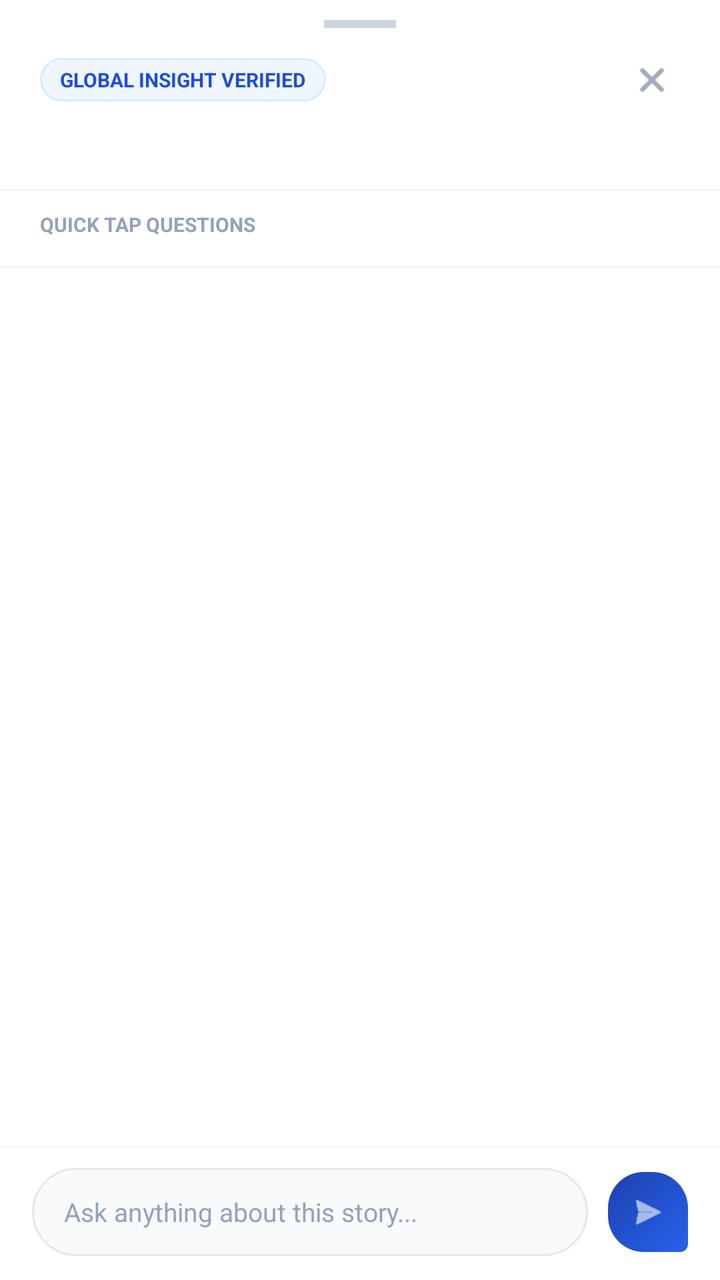
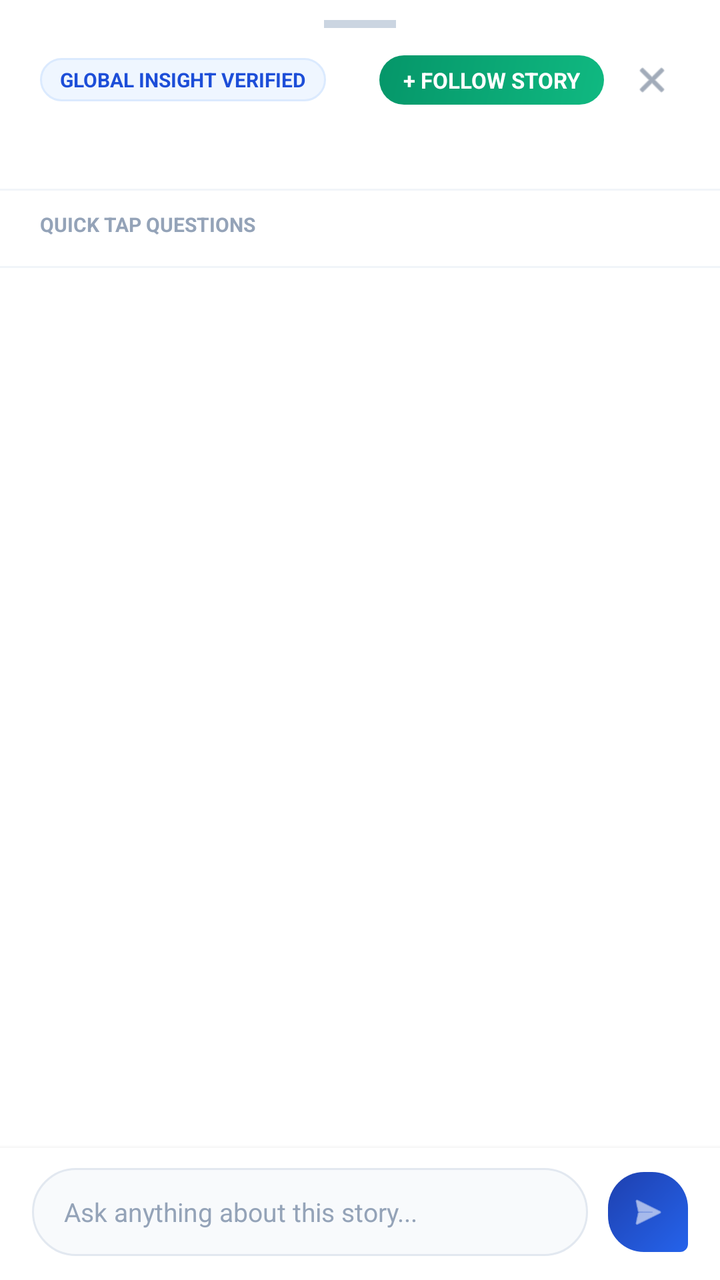

Before-and-after screenshots of an Android layout around one commit, followed by the original layout XML and the change that was made.
<!-- AndroidManifest.xml: application theme Theme.Global_insights -->
<!-- res/layout/bottom_sheet_ask_story.xml -->
<?xml version="1.0" encoding="utf-8"?>
<LinearLayout xmlns:android="http://schemas.android.com/apk/res/android"
    xmlns:app="http://schemas.android.com/apk/res-auto"
    android:layout_width="match_parent"
    android:layout_height="match_parent"
    android:background="#FFFFFF"
    android:orientation="vertical">

    
    <View
        android:layout_width="36dp"
        android:layout_height="4dp"
        android:layout_gravity="center_horizontal"
        android:layout_marginTop="10dp"
        android:layout_marginBottom="10dp"
        android:background="#CBD5E1" />

    
    <LinearLayout
        android:layout_width="match_parent"
        android:layout_height="wrap_content"
        android:orientation="vertical"
        android:paddingStart="20dp"
        android:paddingTop="2dp"
        android:paddingEnd="20dp"
        android:paddingBottom="12dp">

        <LinearLayout
            android:layout_width="match_parent"
            android:layout_height="wrap_content"
            android:gravity="center_vertical"
            android:orientation="horizontal">

            <TextView
                android:layout_width="wrap_content"
                android:layout_height="wrap_content"
                android:background="@drawable/bg_tag_pill"
                android:paddingStart="10dp"
                android:paddingTop="4dp"
                android:paddingEnd="10dp"
                android:paddingBottom="4dp"
                android:text="GLOBAL INSIGHT VERIFIED"
                android:textColor="#1D4ED8"
                android:textSize="10sp"
                android:textStyle="bold" />

            <View
                android:layout_width="0dp"
                android:layout_height="0dp"
                android:layout_weight="1" />

            <ImageView
                android:id="@+id/btn_close_sheet"
                android:layout_width="28dp"
                android:layout_height="28dp"
                android:background="?attr/selectableItemBackgroundBorderless"
                android:contentDescription="Close"
                android:padding="4dp"
                android:src="@android:drawable/ic_menu_close_clear_cancel"
                app:tint="#64748B" />
        </LinearLayout>

        <TextView
            android:id="@+id/tv_sheet_story_title"
            android:layout_width="match_parent"
            android:layout_height="wrap_content"
            android:layout_marginTop="8dp"
            android:ellipsize="end"
            android:maxLines="2"
            android:textColor="#0F172A"
            android:textSize="15sp"
            android:textStyle="bold" />
    </LinearLayout>

    <View
        android:layout_width="match_parent"
        android:layout_height="1dp"
        android:background="#F1F5F9" />

    
    <LinearLayout
        android:layout_width="match_parent"
        android:layout_height="wrap_content"
        android:orientation="vertical"
        android:paddingStart="20dp"
        android:paddingTop="10dp"
        android:paddingEnd="20dp"
        android:paddingBottom="8dp">

        <TextView
            android:layout_width="wrap_content"
            android:layout_height="wrap_content"
            android:text="QUICK TAP QUESTIONS"
            android:textColor="#94A3B8"
            android:textSize="10sp"
            android:textStyle="bold" />

        <HorizontalScrollView
            android:layout_width="match_parent"
            android:layout_height="wrap_content"
            android:layout_marginTop="6dp"
            android:scrollbars="none">

            <LinearLayout
                android:id="@+id/container_suggested_chips"
                android:layout_width="wrap_content"
                android:layout_height="wrap_content"
                android:orientation="horizontal">

                
            </LinearLayout>
        </HorizontalScrollView>
    </LinearLayout>

    <View
        android:layout_width="match_parent"
        android:layout_height="1dp"
        android:background="#F1F5F9" />

    
    <androidx.recyclerview.widget.RecyclerView
        android:id="@+id/rv_chat_messages"
        android:layout_width="match_parent"
        android:layout_height="0dp"
        android:layout_weight="1"
        android:clipToPadding="false"
        android:paddingTop="10dp"
        android:paddingBottom="10dp" />

    
    <LinearLayout
        android:id="@+id/layout_thinking"
        android:layout_width="match_parent"
        android:layout_height="wrap_content"
        android:gravity="center_vertical"
        android:orientation="horizontal"
        android:paddingStart="20dp"
        android:paddingTop="4dp"
        android:paddingEnd="20dp"
        android:paddingBottom="8dp"
        android:visibility="gone">

        <ProgressBar
            android:layout_width="16dp"
            android:layout_height="16dp"
            android:indeterminate="true" />

        <TextView
            android:layout_width="wrap_content"
            android:layout_height="wrap_content"
            android:paddingStart="10dp"
            android:text="Analyzing story &amp; verifying evidence..."
            android:textColor="#64748B"
            android:textSize="12sp"
            android:textStyle="italic" />
    </LinearLayout>

    
    <LinearLayout
        android:layout_width="match_parent"
        android:layout_height="wrap_content"
        android:background="#FFFFFF"
        android:elevation="4dp"
        android:gravity="center_vertical"
        android:orientation="horizontal"
        android:paddingStart="16dp"
        android:paddingTop="10dp"
        android:paddingEnd="16dp"
        android:paddingBottom="12dp">

        <EditText
            android:id="@+id/et_question_input"
            android:layout_width="0dp"
            android:layout_height="44dp"
            android:layout_weight="1"
            android:background="@drawable/bg_input_pill"
            android:hint="Ask anything about this story..."
            android:imeOptions="actionSend"
            android:inputType="textCapSentences"
            android:paddingStart="16dp"
            android:paddingEnd="16dp"
            android:textColor="#0F172A"
            android:textColorHint="#94A3B8"
            android:textSize="13sp" />

        <ImageView
            android:id="@+id/btn_send_question"
            android:layout_width="40dp"
            android:layout_height="40dp"
            android:layout_marginStart="10dp"
            android:background="@drawable/bg_user_chat_bubble"
            android:contentDescription="Send"
            android:padding="10dp"
            android:src="@android:drawable/ic_menu_send"
            app:tint="#FFFFFF" />
    </LinearLayout>

</LinearLayout>
<!-- resources referenced by this layout -->
<resources>
  <!-- drawable bg_input_pill (drawable) -->
  <?xml version="1.0" encoding="utf-8"?>
  <shape xmlns:android="http://schemas.android.com/apk/res/android"
      android:shape="rectangle">
      <solid android:color="#F8FAFC" />
      <stroke
          android:width="1dp"
          android:color="#E2E8F0" />
      <corners android:radius="24dp" />
  </shape>
  <!-- drawable bg_tag_pill (drawable) -->
  <?xml version="1.0" encoding="utf-8"?>
  <shape xmlns:android="http://schemas.android.com/apk/res/android"
      android:shape="rectangle">
      <solid android:color="#EFF6FF" />
      <stroke
          android:width="1dp"
          android:color="#DBEAFE" />
      <corners android:radius="12dp" />
  </shape>
  <!-- drawable bg_user_chat_bubble (drawable) -->
  <?xml version="1.0" encoding="utf-8"?>
  <shape xmlns:android="http://schemas.android.com/apk/res/android"
      android:shape="rectangle">
      <gradient
          android:angle="135"
          android:endColor="#1E40AF"
          android:startColor="#2563EB" />
      <corners
          android:bottomLeftRadius="18dp"
          android:bottomRightRadius="4dp"
          android:topLeftRadius="18dp"
          android:topRightRadius="18dp" />
  </shape>
  <style name="Theme.Global_insights" parent="Base.Theme.Global_insights" />
  <style name="Base.Theme.Global_insights" parent="Theme.Material3.DayNight.NoActionBar">
          
          <item name="colorPrimary">#2563EB</item>
          <item name="colorPrimaryVariant">#1D4ED8</item>
          <item name="colorOnPrimary">#FFFFFF</item>
          <item name="android:colorBackground">#F8FAFC</item>
          <item name="colorSurface">#FFFFFF</item>
          <item name="colorOnSurface">#0F172A</item>
      </style>
</resources>

<!-- the commit's change to res/layout/bottom_sheet_ask_story.xml (unified diff, before → after) -->
@@ -48,6 +48,24 @@
                 android:layout_width="0dp"
                 android:layout_height="0dp"
                 android:layout_weight="1" />
+
+            <TextView
+                android:id="@+id/btn_follow_story_header"
+                android:layout_width="wrap_content"
+                android:layout_height="wrap_content"
+                android:layout_marginEnd="10dp"
+                android:background="@drawable/bg_follow_button"
+                android:clickable="true"
+                android:focusable="true"
+                android:gravity="center"
+                android:paddingStart="12dp"
+                android:paddingTop="5dp"
+                android:paddingEnd="12dp"
+                android:paddingBottom="5dp"
+                android:text="+ FOLLOW STORY"
+                android:textColor="#FFFFFF"
+                android:textSize="11sp"
+                android:textStyle="bold" />
 
             <ImageView
                 android:id="@+id/btn_close_sheet"
<!-- resource entries referenced after the edit -->
@@ -1,5 +1,15 @@
 <!-- resources referenced by this layout -->
 <resources>
+  <!-- drawable bg_follow_button (drawable) -->
+  <?xml version="1.0" encoding="utf-8"?>
+  <shape xmlns:android="http://schemas.android.com/apk/res/android"
+      android:shape="rectangle">
+      <gradient
+          android:angle="135"
+          android:endColor="#059669"
+          android:startColor="#10B981" />
+      <corners android:radius="16dp" />
+  </shape>
   <!-- drawable bg_input_pill (drawable) -->
   <?xml version="1.0" encoding="utf-8"?>
   <shape xmlns:android="http://schemas.android.com/apk/res/android"
